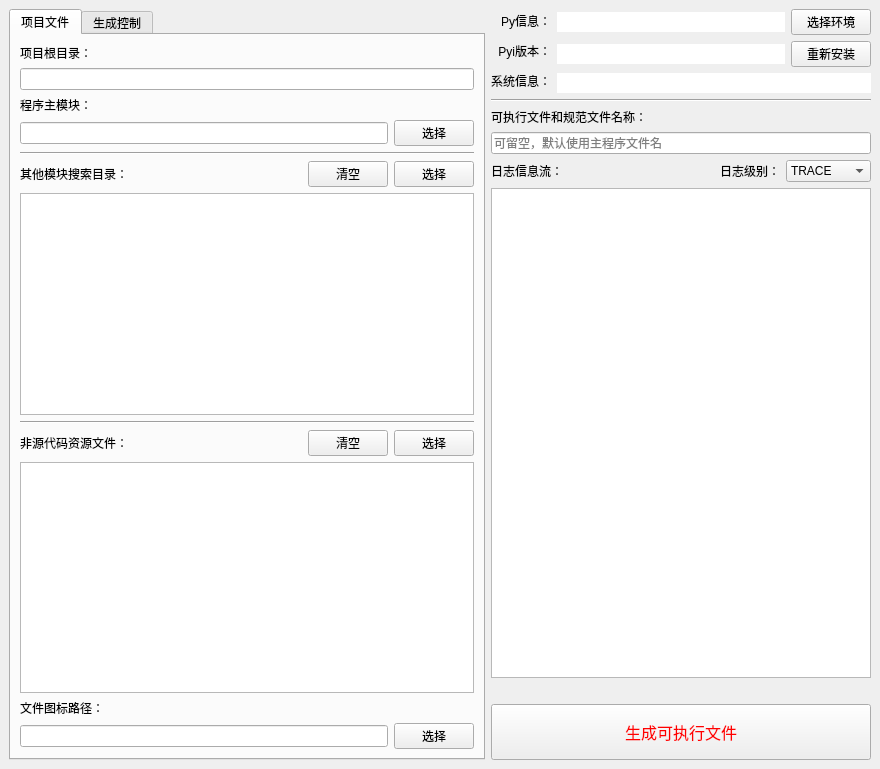
Before: the Qt Designer form interface/PyInstallerTool.ui in hrpzcf/AwesomePyKit, drawn with Qt 5.
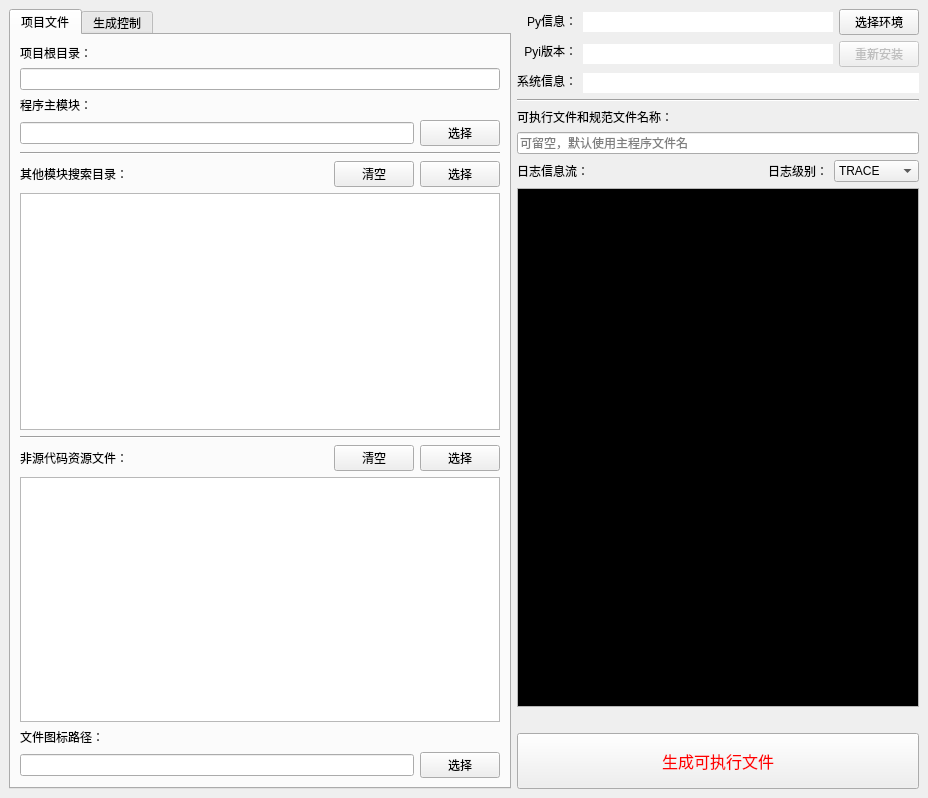
After: the same form once the commit is applied.

Commit message: fix: 界面调整

Patch:
```diff
--- a/interface/PyInstallerTool.ui
+++ b/interface/PyInstallerTool.ui
@@ -9,8 +9,8 @@
    <rect>
     <x>0</x>
     <y>0</y>
-    <width>880</width>
-    <height>769</height>
+    <width>928</width>
+    <height>798</height>
    </rect>
   </property>
   <property name="font">
@@ -573,6 +573,12 @@
               </item>
               <item>
                <widget class="QPushButton" name="pb_reinstall_pyi">
+                <property name="enabled">
+                 <bool>false</bool>
+                </property>
+                <property name="toolTip">
+                 <string>功能未完成。</string>
+                </property>
                 <property name="text">
                  <string>重新安装</string>
                 </property>
@@ -694,9 +700,81 @@
               <height>456</height>
              </size>
             </property>
+            <property name="palette">
+             <palette>
+              <active>
+               <colorrole role="Text">
+                <brush brushstyle="SolidPattern">
+                 <color alpha="255">
+                  <red>255</red>
+                  <green>255</green>
+                  <blue>255</blue>
+                 </color>
+                </brush>
+               </colorrole>
+               <colorrole role="Base">
+                <brush brushstyle="SolidPattern">
+                 <color alpha="255">
+                  <red>0</red>
+                  <green>0</green>
+                  <blue>0</blue>
+                 </color>
+                </brush>
+               </colorrole>
+              </active>
+              <inactive>
+               <colorrole role="Text">
+                <brush brushstyle="SolidPattern">
+                 <color alpha="255">
+                  <red>255</red>
+                  <green>255</green>
+                  <blue>255</blue>
+                 </color>
+                </brush>
+               </colorrole>
+               <colorrole role="Base">
+                <brush brushstyle="SolidPattern">
+                 <color alpha="255">
+                  <red>0</red>
+                  <green>0</green>
+                  <blue>0</blue>
+                 </color>
+                </brush>
+               </colorrole>
+              </inactive>
+              <disabled>
+               <colorrole role="Text">
+                <brush brushstyle="SolidPattern">
+                 <color alpha="255">
+                  <red>120</red>
+                  <green>120</green>
+                  <blue>120</blue>
+                 </color>
+                </brush>
+               </colorrole>
+               <colorrole role="Base">
+                <brush brushstyle="SolidPattern">
+                 <color alpha="255">
+                  <red>240</red>
+                  <green>240</green>
+                  <blue>240</blue>
+                 </color>
+                </brush>
+               </colorrole>
+              </disabled>
+             </palette>
+            </property>
+            <property name="font">
+             <font>
+              <family>Lucida Console</family>
+             </font>
+            </property>
             <property name="contextMenuPolicy">
              <enum>Qt::NoContextMenu</enum>
             </property>
+            <property name="lineWrapMode">
+             <enum>QTextEdit::NoWrap</enum>
+            </property>
             <property name="readOnly">
              <bool>true</bool>
             </property>
@@ -705,12 +783,15 @@
          </layout>
         </item>
         <item>
-         <layout class="QHBoxLayout" name="horizontalLayout_4" stretch="1,3">
+         <layout class="QHBoxLayout" name="horizontalLayout_4" stretch="1,2">
           <item>
            <widget class="QLabel" name="lb_running_gif">
             <property name="text">
              <string/>
             </property>
+            <property name="alignment">
+             <set>Qt::AlignRight|Qt::AlignTrailing|Qt::AlignVCenter</set>
+            </property>
            </widget>
           </item>
           <item>
```
Left out of the diff: 2 changed lines with no effect on the pictures. The commit also changes 1 other file.
